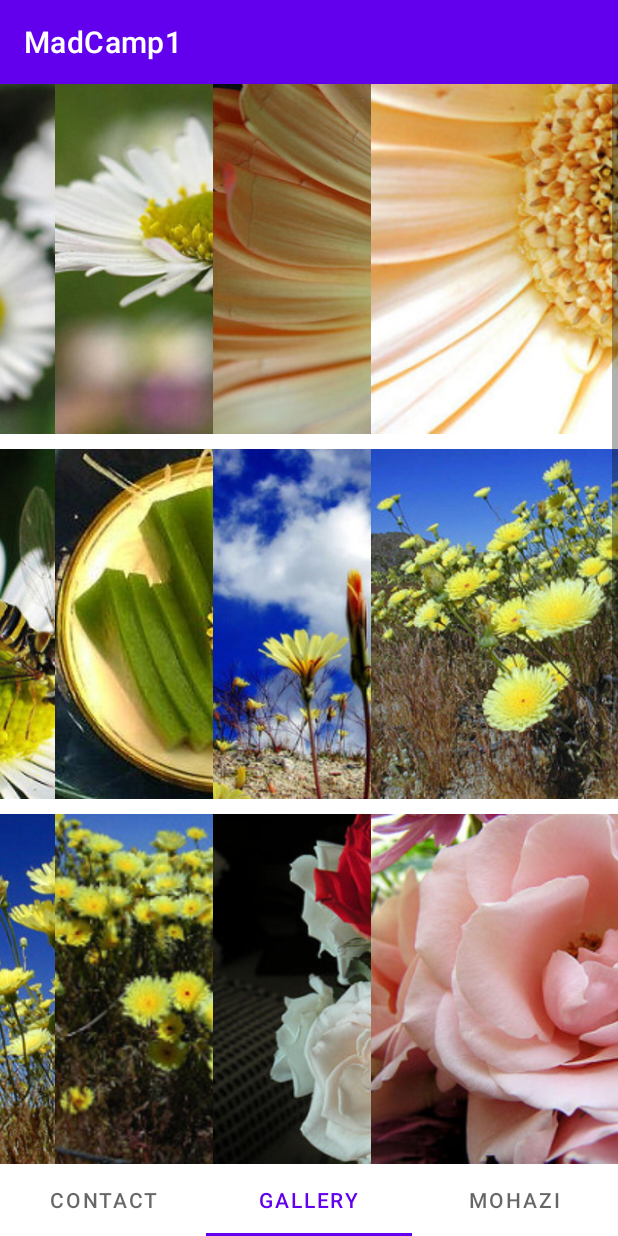
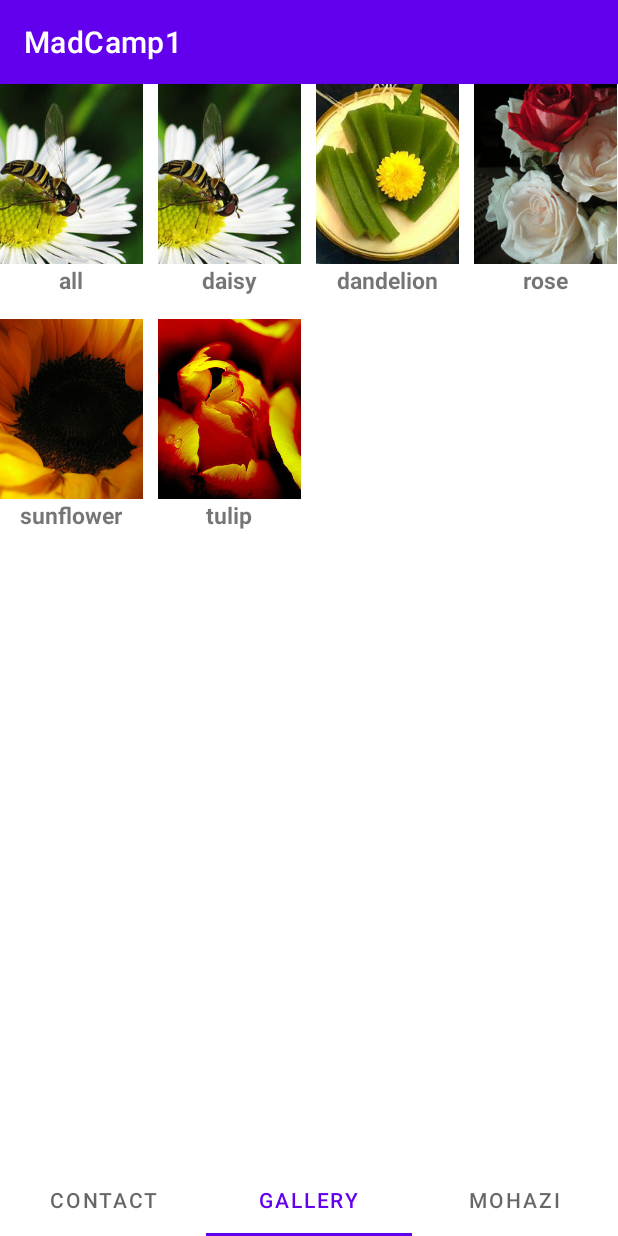
Before and after one commit to yeji63/MadCamp1, an Android app: the screen it shows after launch (MainActivity), item 2 of the bottom bar chosen, on a phone screen of 412 x 824 dp. Run offline under Robolectric (Android 15) with nearby library versions, the light colour scheme and no system bars; 2 statements that could not run were skipped.

Commit message:
gallery album title

```diff
--- a/app/src/main/AndroidManifest.xml
+++ b/app/src/main/AndroidManifest.xml
@@ -20,7 +20,7 @@
         android:supportsRtl="true"
         android:theme="@style/Theme.MadCamp1">
         <activity
-            android:name=".DetailActivity"
+            android:name=".GalleryDetailActivity"
             android:label="@string/title_activity_detail1"
             android:theme="@style/Theme.MadCamp1.NoActionBar"></activity>
         <activity android:name=".AddContact" />
--- a/app/src/main/java/com/example/madcamp1/Fragment2.java
+++ b/app/src/main/java/com/example/madcamp1/Fragment2.java
@@ -3,16 +3,14 @@ import android.content.Intent;
 import android.os.Bundle;
 import androidx.fragment.app.Fragment;
 
-import android.os.Environment;
-import android.util.DisplayMetrics;
-import android.util.Log;
 import android.view.LayoutInflater;
 import android.view.View;
 import android.view.ViewGroup;
 import android.widget.AdapterView;
 import android.widget.GridView;
 
-import java.io.File;
+import java.util.ArrayList;
+import java.util.List;
 
 public class Fragment2 extends Fragment {
 
@@ -22,8 +20,24 @@ public class Fragment2 extends Fragment {
         View view = inflater.inflate(R.layout.fragment_2, container, false);
         super.onCreateView(inflater, container, savedInstanceState);
 
+//        GridView gridView = (GridView) view.findViewById(R.id.gridview);
+//        gridView.setAdapter(new ImageAdapter(getContext()));
+
+        //Grid item 생성
+        List<GalleryMaiItem> itemList = new ArrayList<>();
+        itemList.add(new GalleryMaiItem(R.drawable.daisy1, "all"));
+        itemList.add(new GalleryMaiItem(R.drawable.daisy1, "daisy"));
+        itemList.add(new GalleryMaiItem(R.drawable.dandelion1, "dandelion"));
+        itemList.add(new GalleryMaiItem(R.drawable.rose1, "rose"));
+        itemList.add(new GalleryMaiItem(R.drawable.sunflower1, "sunflower"));
+        itemList.add(new GalleryMaiItem(R.drawable.tulip1, "tulip"));
+
         GridView gridView = (GridView) view.findViewById(R.id.gridview);
-        gridView.setAdapter(new ImageAdapter(getContext()));
+
+        GalleryMainAdapter gridAdapter = new GalleryMainAdapter(getContext(), itemList);
+        gridView.setAdapter(gridAdapter);
+
+
 
         gridView.setOnItemClickListener(new AdapterView.OnItemClickListener() {
             @Override
@@ -32,7 +46,7 @@ public class Fragment2 extends Fragment {
 //                i.putExtra("id", position);
 //                //Log.d(TAG, "갤러리 포지션 값 "+position);
 //                startActivity(i);
-                Intent i = new Intent(getContext(), DetailActivity.class);
+                Intent i = new Intent(getContext(), GalleryDetailActivity.class);
                 i.putExtra("album", position);
                 startActivity(i);
 
@@ -42,4 +56,5 @@ public class Fragment2 extends Fragment {
         // Inflate the layout for this fragment
         return view;
     }
+
 }
--- a/app/src/main/java/com/example/madcamp1/FullImageActivity.java
+++ b/app/src/main/java/com/example/madcamp1/FullImageActivity.java
@@ -16,10 +16,11 @@ public class FullImageActivity extends Activity {
 
         // Selected image id
         int position = i.getExtras().getInt("id");
-        ImageAdapter imageAdapter = new ImageAdapter(this);
+        //ImageAdapter imageAdapter = new ImageAdapter(this);
 
         ImageView imageView = (ImageView) findViewById(R.id.fullimg);
-        imageView.setImageResource(imageAdapter.mThumbIds[position]);
+        //imageView.setImageResource(imageAdapter.mThumbIds[position]);
+        imageView.setImageResource(GalleryDetailAdapter.imglist[position]);
     }
 
 }
--- /dev/null
+++ b/app/src/main/java/com/example/madcamp1/GalleryMaiItem.java
@@ -0,0 +1,20 @@
+package com.example.madcamp1;
+
+public class GalleryMaiItem {
+    public GalleryMaiItem(int a_imageResId, String a_strName) {
+        mImageResId = a_imageResId;
+        mStrName = a_strName;
+    }
+
+    private int mImageResId;
+
+    private String mStrName;
+
+    public int getImageResId() {
+        return mImageResId;
+    }
+
+    public String getName() {
+        return mStrName;
+    }
+}
--- /dev/null
+++ b/app/src/main/java/com/example/madcamp1/GalleryMainAdapter.java
@@ -0,0 +1,65 @@
+package com.example.madcamp1;
+
+import android.content.Context;
+import android.view.LayoutInflater;
+import android.view.View;
+import android.view.ViewGroup;
+import android.widget.ArrayAdapter;
+import android.widget.ImageView;
+
+import java.util.List;
+
+public class GalleryMainAdapter extends ArrayAdapter<GalleryMaiItem> {
+    private Context mContext;
+    private List<GalleryMaiItem> mItemList;
+
+    public GalleryMainAdapter(Context a_context, List<GalleryMaiItem> a_itemList){
+        super(a_context, R.layout.content_grid_item, a_itemList);
+        mContext=a_context;
+        mItemList=a_itemList;
+    }
+
+//
+//    @Override
+//    public int getCount() {
+//        return mThumbIds.length;
+//    }
+//
+//    @Override
+//    public Object getItem(int position) {
+//        return mThumbIds[position];
+//    }
+//
+//    @Override
+//    public long getItemId(int position) {
+//        return 0;
+//    }
+
+    @Override
+    public View getView(int position, View convertView, ViewGroup parent) {
+        GalleryMainItemViewHolder viewHolder;
+        if(convertView==null){
+            convertView = LayoutInflater.from(mContext).inflate(R.layout.content_grid_item, parent, false);
+
+            viewHolder=new GalleryMainItemViewHolder(convertView);
+            convertView.setTag(viewHolder);
+        }
+        else{
+            viewHolder = (GalleryMainItemViewHolder) convertView.getTag();
+        }
+        final GalleryMaiItem countryItem = mItemList.get(position);
+
+        //img 설정
+        viewHolder.ivIcon.setImageResource(countryItem.getImageResId());
+        viewHolder.ivIcon.setScaleType(ImageView.ScaleType.CENTER_CROP);
+        //name 설정
+        viewHolder.tvName.setText(countryItem.getName());
+        return convertView;
+
+//        ImageView imageView = new ImageView(mContext);
+//        imageView.setImageResource(mThumbIds[position]);
+//        imageView.setScaleType(ImageView.ScaleType.CENTER_CROP);
+//        imageView.setLayoutParams(new ViewGroup.LayoutParams(350, 350));
+//        return imageView;
+    }
+}
--- /dev/null
+++ b/app/src/main/java/com/example/madcamp1/GalleryMainItemViewHolder.java
@@ -0,0 +1,16 @@
+package com.example.madcamp1;
+
+import android.view.View;
+import android.widget.ImageView;
+import android.widget.TextView;
+
+public class GalleryMainItemViewHolder {
+    public ImageView ivIcon;
+
+    public TextView tvName;
+
+    public GalleryMainItemViewHolder(View a_view) {
+        ivIcon = a_view.findViewById(R.id.iv_icon);
+        tvName = a_view.findViewById(R.id.tv_name);
+    }
+}
--- a/app/src/main/java/com/example/madcamp1/ImageAdapter.java
+++ /dev/null
@@ -1,49 +0,0 @@
-package com.example.madcamp1;
-
-import android.content.Context;
-import android.media.Image;
-import android.view.View;
-import android.view.ViewGroup;
-import android.widget.BaseAdapter;
-import android.widget.GridView;
-import android.widget.ImageView;
-
-public class ImageAdapter extends BaseAdapter {
-    private Context mContext;
-
-    public Integer[] mThumbIds={
-            R.drawable.daisy5, R.drawable.daisy4, R.drawable.daisy3, R.drawable.daisy2, R.drawable.daisy1,
-            R.drawable.dandelion1, R.drawable.dandelion2, R.drawable.dandelion3, R.drawable.dandelion4, R.drawable.dandelion5,
-            R.drawable.rose1, R.drawable.rose2, R.drawable.rose3, R.drawable.rose4, R.drawable.rose5,
-            R.drawable.sunflower1, R.drawable.sunflower2, R.drawable.sunflower3, R.drawable.sunflower4, R.drawable.sunflower5
-    };
-
-    public ImageAdapter(Context c){
-        mContext=c;
-    }
-
-
-    @Override
-    public int getCount() {
-        return mThumbIds.length;
-    }
-
-    @Override
-    public Object getItem(int position) {
-        return mThumbIds[position];
-    }
-
-    @Override
-    public long getItemId(int position) {
-        return 0;
-    }
-
-    @Override
-    public View getView(int position, View convertView, ViewGroup parent) {
-        ImageView imageView = new ImageView(mContext);
-        imageView.setImageResource(mThumbIds[position]);
-        imageView.setScaleType(ImageView.ScaleType.CENTER_CROP);
-        imageView.setLayoutParams(new ViewGroup.LayoutParams(350, 350));
-        return imageView;
-    }
-}
--- a/app/src/main/res/layout/activity_detail.xml
+++ b/app/src/main/res/layout/activity_gallerydetail.xml
@@ -8,7 +8,7 @@
         android:id="@+id/gridview_detail"
         android:columnWidth="90dp"
         android:numColumns="auto_fit"
-        android:verticalSpacing="10dp"
+        android:verticalSpacing="8dp"
         android:horizontalSpacing="10dp"
         android:stretchMode="columnWidth"
         android:gravity="center">
--- /dev/null
+++ b/app/src/main/res/layout/content_grid_item.xml
@@ -0,0 +1,22 @@
+<?xml version="1.0" encoding="utf-8"?>
+<LinearLayout
+    xmlns:android="http://schemas.android.com/apk/res/android" android:layout_width="match_parent"
+    android:layout_height="match_parent"
+    android:gravity="center_vertical"
+    android:orientation="vertical">
+    <ImageView
+        android:id="@+id/iv_icon"
+        android:layout_width="120dp"
+        android:layout_height="120dp"
+        android:layout_gravity="center"
+        android:layout_marginHorizontal="5dp" />
+    <TextView
+        android:id="@+id/tv_name"
+        android:layout_width="wrap_content"
+        android:layout_height="wrap_content"
+        android:layout_gravity="center"
+        android:textStyle="bold"
+        android:textSize="15dp"
+        android:layout_marginBottom="5dp"/>
+
+</LinearLayout>
```
Also changed, not shown: app/src/main/java/com/example/madcamp1/GalleryDetailActivity.java (renamed from app/src/main/java/com/example/madcamp1/DetailActivity.java, +10 -10 lines), app/src/main/java/com/example/madcamp1/GalleryDetailAdapter.java (renamed from app/src/main/java/com/example/madcamp1/DetailAdapter.java, +4 -3 lines), app/src/main/res/drawable/rose6.jpg (added), app/src/main/res/drawable/tulip6.jpg (added), app/src/main/res/drawable/tulip7.jpg (added).
